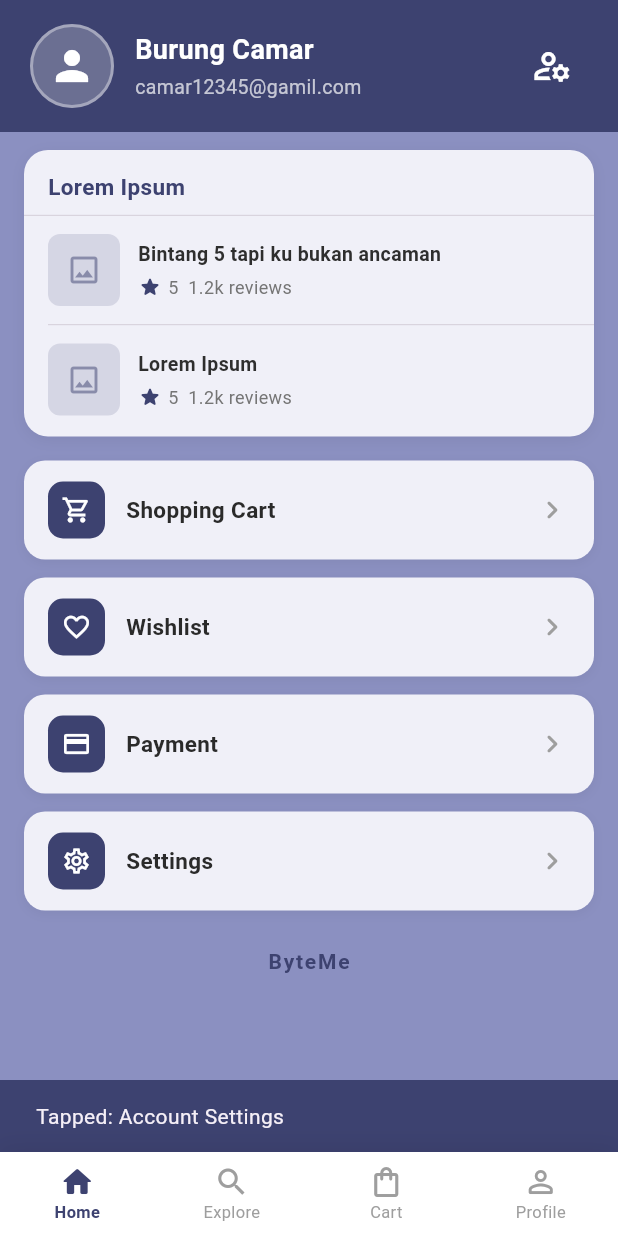
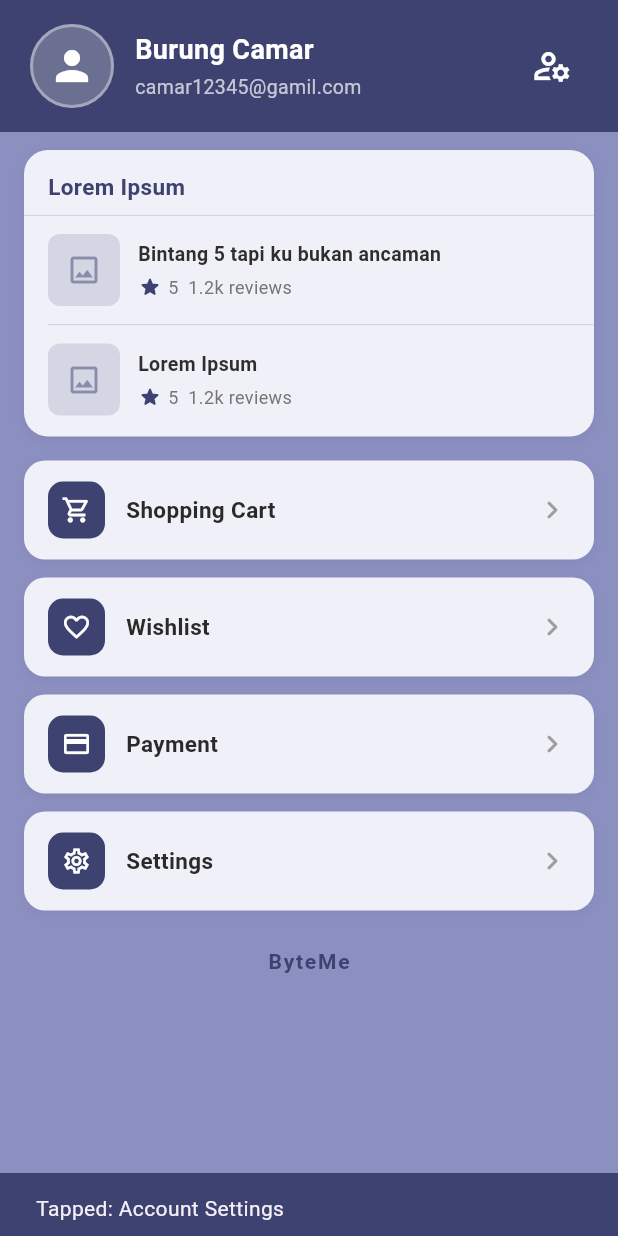
Before and after one commit to chiquixs/byteme_digital_marketplace, a Flutter app: the _ProfilePageContent widget shown alone on an empty page, opened directly, after a tap on the "manage accounts" icon, on a phone screen of 412 x 824 dp. Run offline on Flutter 3.47's test engine with Material 3 defaults, Android fonts, the phone set to English and light mode, and no system bars.

Commit message:
commit kematian

```diff
--- a/lib/main.dart
+++ b/lib/main.dart
@@ -1,4 +1,5 @@
 import 'package:flutter/material.dart';
+import 'views/home/home_page.dart';
 
 void main() {
   runApp(const MyApp());
@@ -10,26 +11,11 @@ class MyApp extends StatelessWidget {
   @override
   Widget build(BuildContext context) {
     return MaterialApp(
-      title: 'Flutter Demo',
+      title: 'ByteMe Digital Marketplace',
       theme: ThemeData(
-        // This is the theme of your application.
-        //
-        // TRY THIS: Try running your application with "flutter run". You'll see
-        // the application has a purple toolbar. Then, without quitting the app,
-        // try changing the seedColor in the colorScheme below to Colors.green
-        // and then invoke "hot reload" (save your changes or press the "hot
-        // reload" button in a Flutter-supported IDE, or press "r" if you used
-        // the command line to start the app).
-        //
-        // Notice that the counter didn't reset back to zero; the application
-        // state is not lost during the reload. To reset the state, use hot
-        // restart instead.
-        //
-        // This works for code too, not just values: Most code changes can be
-        // tested with just a hot reload.
         colorScheme: ColorScheme.fromSeed(seedColor: Colors.deepPurple),
       ),
-      home: const MyHomePage(title: 'Flutter Demo Home Page'),
+      home: const HomePage(),
     );
   }
 }
--- a/lib/views/home/home_page.dart
+++ b/lib/views/home/home_page.dart
@@ -1,4 +1,5 @@
 import 'package:flutter/material.dart';
+import '../profile/profile_page.dart';
 
 // ============================================================
 // HOME PAGE - Digital Product Marketplace
@@ -89,8 +90,7 @@ class _HomePageState extends State<HomePage> {
               label,
               style: TextStyle(
                 fontSize: 11,
-                fontWeight:
-                    isSelected ? FontWeight.w600 : FontWeight.w400,
+                fontWeight: isSelected ? FontWeight.w600 : FontWeight.w400,
                 color: isSelected
                     ? const Color(0xFF6B7FD7)
                     : const Color(0xFFB0B8CC),
@@ -207,11 +207,8 @@ class HomeContent extends StatelessWidget {
               width: 48,
               height: 48,
               fit: BoxFit.cover,
-              errorBuilder: (_, __, ___) => const Icon(
-                Icons.person,
-                color: Color(0xFF6B7FD7),
-                size: 28,
-              ),
+              errorBuilder: (_, __, ___) =>
+                  const Icon(Icons.person, color: Color(0xFF6B7FD7), size: 28),
             ),
           ),
         ),
@@ -258,11 +255,7 @@ class HomeContent extends StatelessWidget {
               ),
             ],
           ),
-          child: const Icon(
-            Icons.favorite,
-            color: Color(0xFFFF4D67),
-            size: 22,
-          ),
+          child: const Icon(Icons.favorite, color: Color(0xFFFF4D67), size: 22),
         ),
       ],
     );
@@ -305,11 +298,7 @@ class HomeContent extends StatelessWidget {
               ),
             ),
           ),
-          Container(
-            width: 1,
-            height: 24,
-            color: const Color(0xFFE8ECF4),
-          ),
+          Container(width: 1, height: 24, color: const Color(0xFFE8ECF4)),
           const SizedBox(width: 14),
           const Icon(Icons.tune, color: Color(0xFF6B7FD7), size: 22),
           const SizedBox(width: 16),
@@ -417,17 +406,16 @@ class HomeContent extends StatelessWidget {
                   icon: const Icon(Icons.shopping_bag_outlined, size: 16),
                   label: const Text(
                     'Shop Now',
-                    style: TextStyle(
-                      fontSize: 13,
-                      fontWeight: FontWeight.w600,
-                    ),
+                    style: TextStyle(fontSize: 13, fontWeight: FontWeight.w600),
                   ),
                   style: ElevatedButton.styleFrom(
                     backgroundColor: Colors.white,
                     foregroundColor: const Color(0xFF6B7FD7),
                     elevation: 0,
                     padding: const EdgeInsets.symmetric(
-                        horizontal: 16, vertical: 8),
+                      horizontal: 16,
+                      vertical: 8,
+                    ),
                     shape: RoundedRectangleBorder(
                       borderRadius: BorderRadius.circular(10),
                     ),
@@ -475,8 +463,7 @@ class HomeContent extends StatelessWidget {
   // ----------------------------------------------------------
   // PRODUCT CARD
   // ----------------------------------------------------------
-  Widget _buildProductCard(
-      Map<String, dynamic> product, BuildContext context) {
+  Widget _buildProductCard(Map<String, dynamic> product, BuildContext context) {
     return Container(
       decoration: BoxDecoration(
         color: Colors.white,
@@ -495,8 +482,9 @@ class HomeContent extends StatelessWidget {
           // Gambar produk — Expanded agar mengisi ruang tanpa overflow
           Expanded(
             child: ClipRRect(
-              borderRadius:
-                  const BorderRadius.vertical(top: Radius.circular(16)),
+              borderRadius: const BorderRadius.vertical(
+                top: Radius.circular(16),
+              ),
               child: SizedBox(
                 width: double.infinity,
                 child: Image.asset(
@@ -530,8 +518,7 @@ class HomeContent extends StatelessWidget {
           ),
           // Info produk
           Padding(
-            padding:
-                const EdgeInsets.symmetric(horizontal: 10, vertical: 8),
+            padding: const EdgeInsets.symmetric(horizontal: 10, vertical: 8),
             child: Column(
               crossAxisAlignment: CrossAxisAlignment.start,
               children: [
@@ -580,7 +567,8 @@ class HomeContent extends StatelessWidget {
                       ScaffoldMessenger.of(context).showSnackBar(
                         SnackBar(
                           content: Text(
-                              '${product['title']} ditambahkan ke keranjang!'),
+                            '${product['title']} ditambahkan ke keranjang!',
+                          ),
                           duration: const Duration(seconds: 2),
                           backgroundColor: const Color(0xFF6B7FD7),
                           behavior: SnackBarBehavior.floating,
@@ -620,11 +608,17 @@ class HomeContent extends StatelessWidget {
         if (i < rating.floor()) {
           return const Icon(Icons.star, color: Color(0xFFFFB800), size: 12);
         } else if (i < rating) {
-          return const Icon(Icons.star_half,
-              color: Color(0xFFFFB800), size: 12);
+          return const Icon(
+            Icons.star_half,
+            color: Color(0xFFFFB800),
+            size: 12,
+          );
         } else {
-          return const Icon(Icons.star_border,
-              color: Color(0xFFD0D5E8), size: 12);
+          return const Icon(
+            Icons.star_border,
+            color: Color(0xFFD0D5E8),
+            size: 12,
+          );
         }
       }),
     );
@@ -683,8 +677,11 @@ class CartPage extends StatelessWidget {
         child: Column(
           mainAxisAlignment: MainAxisAlignment.center,
           children: [
-            Icon(Icons.shopping_bag_rounded,
-                size: 64, color: Color(0xFF6B7FD7)),
+            Icon(
+              Icons.shopping_bag_rounded,
+              size: 64,
+              color: Color(0xFF6B7FD7),
+            ),
             SizedBox(height: 16),
             Text(
               'Keranjang',
@@ -705,40 +702,3 @@ class CartPage extends StatelessWidget {
     );
   }
 }
-
-// ============================================================
-// PROFILE PAGE - Halaman Profil (placeholder)
-// Pindahkan ke: lib/views/profile/profile_page.dart
-// ============================================================
-class ProfilePage extends StatelessWidget {
-  const ProfilePage({super.key});
-
-  @override
-  Widget build(BuildContext context) {
-    return const Scaffold(
-      backgroundColor: Color(0xFFF0F2F8),
-      body: Center(
-        child: Column(
-          mainAxisAlignment: MainAxisAlignment.center,
-          children: [
-            Icon(Icons.person_rounded, size: 64, color: Color(0xFF6B7FD7)),
-            SizedBox(height: 16),
-            Text(
-              'Profil',
-              style: TextStyle(
-                fontSize: 22,
-                fontWeight: FontWeight.w700,
-                color: Color(0xFF1A1D2E),
-              ),
-            ),
-            SizedBox(height: 8),
-            Text(
-              'Kelola akun dan pengaturanmu',
-              style: TextStyle(color: Color(0xFF9098B1)),
-            ),
-          ],
-        ),
-      ),
-    );
-  }
-}
--- a/lib/views/profile/profile_page.dart
+++ b/lib/views/profile/profile_page.dart
@@ -17,8 +17,6 @@ class _ProfilePageContent extends StatefulWidget {
 }
 
 class _ProfilePageContentState extends State<_ProfilePageContent> {
-  int _selectedIndex = 3; // Profile tab is active by default
-
   // --- Color Palette (from mockup) ---
   static const Color _bgDark = Color(0xFF3D4270);
   static const Color _bgLight = Color(0xFF8B90C1);
@@ -28,53 +26,11 @@ class _ProfilePageContentState extends State<_ProfilePageContent> {
   static const Color _iconBg = Color(0xFF3D4270);
   static const Color _starColor = Color(0xFF3D4270);
 
-  void _onItemTapped(int index) {
-    setState(() {
-      _selectedIndex = index;
-    });
-
-    // Navigation logic — swap these with your actual routes/pages
-    switch (index) {
-      case 0:
-        // Navigate to Home
-        // Navigator.pushReplacementNamed(context, '/home');
-        ScaffoldMessenger.of(context).showSnackBar(
-          _snackBar('Navigating to Home'),
-        );
-        break;
-      case 1:
-        // Navigate to Explore
-        // Navigator.pushReplacementNamed(context, '/explore');
-        ScaffoldMessenger.of(context).showSnackBar(
-          _snackBar('Navigating to Explore'),
-        );
-        break;
-      case 2:
-        // Navigate to Cart
-        // Navigator.pushReplacementNamed(context, '/cart');
-        ScaffoldMessenger.of(context).showSnackBar(
-          _snackBar('Navigating to Cart'),
-        );
-        break;
-      case 3:
-        // Already on Profile
-        break;
-    }
-  }
-
-  SnackBar _snackBar(String message) {
-    return SnackBar(
-      content: Text(message),
-      duration: const Duration(milliseconds: 800),
-      backgroundColor: _accentBlue,
-    );
-  }
-
   @override
   Widget build(BuildContext context) {
-    return Scaffold(
-      backgroundColor: _bgLight,
-      body: SafeArea(
+    return Container(
+      color: _bgLight,
+      child: SafeArea(
         child: Column(
           children: [
             // ── Header ──────────────────────────────────────────────────────
@@ -83,7 +39,10 @@ class _ProfilePageContentState extends State<_ProfilePageContent> {
             // ── Scrollable body ─────────────────────────────────────────────
             Expanded(
               child: SingleChildScrollView(
-                padding: const EdgeInsets.symmetric(horizontal: 16, vertical: 12),
+                padding: const EdgeInsets.symmetric(
+                  horizontal: 16,
+                  vertical: 12,
+                ),
                 child: Column(
                   crossAxisAlignment: CrossAxisAlignment.start,
                   children: [
@@ -139,9 +98,6 @@ class _ProfilePageContentState extends State<_ProfilePageContent> {
           ],
         ),
       ),
-
-      // ── Bottom Navigation Bar ──────────────────────────────────────────────
-      bottomNavigationBar: _buildBottomNav(),
     );
   }
 
@@ -191,7 +147,11 @@ class _ProfilePageContentState extends State<_ProfilePageContent> {
 
           // Account icon button
           IconButton(
-            icon: const Icon(Icons.manage_accounts_outlined, color: _white, size: 28),
+            icon: const Icon(
+              Icons.manage_accounts_outlined,
+              color: _white,
+              size: 28,
+            ),
             onPressed: () => _showMenuSnack('Account Settings'),
           ),
         ],
@@ -212,7 +172,7 @@ class _ProfilePageContentState extends State<_ProfilePageContent> {
             color: Colors.black.withOpacity(0.06),
             blurRadius: 8,
             offset: const Offset(0, 2),
-          )
+          ),
         ],
       ),
       child: Column(
@@ -270,7 +230,10 @@ class _ProfilePageContentState extends State<_ProfilePageContent> {
               color: _accentBlue.withOpacity(0.15),
               borderRadius: BorderRadius.circular(8),
             ),
-            child: Icon(Icons.image_outlined, color: _accentBlue.withOpacity(0.5)),
+            child: Icon(
+              Icons.image_outlined,
+              color: _accentBlue.withOpacity(0.5),
+            ),
           ),
           const SizedBox(width: 12),
 
@@ -294,10 +257,7 @@ class _ProfilePageContentState extends State<_ProfilePageContent> {
                     const SizedBox(width: 4),
                     Text(
                       '$rating  $reviews',
-                      style: TextStyle(
-                        fontSize: 12,
-                        color: Colors.grey[600],
-                      ),
+                      style: TextStyle(fontSize: 12, color: Colors.grey[600]),
                     ),
                   ],
                 ),
@@ -328,7 +288,7 @@ class _ProfilePageContentState extends State<_ProfilePageContent> {
               color: Colors.black.withOpacity(0.05),
               blurRadius: 6,
               offset: const Offset(0, 2),
-            )
+            ),
           ],
         ),
         padding: const EdgeInsets.symmetric(horizontal: 16, vertical: 14),
@@ -367,58 +327,6 @@ class _ProfilePageContentState extends State<_ProfilePageContent> {
   }
 
   // ─────────────────────────────────────────────────────────────────────────
-  // Bottom Navigation Bar
-  // ─────────────────────────────────────────────────────────────────────────
-  Widget _buildBottomNav() {
-    return Container(
-      decoration: BoxDecoration(
-        color: _white,
-        boxShadow: [
-          BoxShadow(
-            color: Colors.black.withOpacity(0.08),
-            blurRadius: 12,
-            offset: const Offset(0, -2),
-          )
-        ],
-      ),
-      child: BottomNavigationBar(
-        currentIndex: _selectedIndex,
-        onTap: _onItemTapped,
-        type: BottomNavigationBarType.fixed,
-        backgroundColor: _white,
-        selectedItemColor: _accentBlue,
-        unselectedItemColor: Colors.grey,
-        selectedFontSize: 11,
-        unselectedFontSize: 11,
-        selectedLabelStyle: const TextStyle(fontWeight: FontWeight.w600),
-        elevation: 0,
-        items: const [
-          BottomNavigationBarItem(
-            icon: Icon(Icons.home_outlined),
-            activeIcon: Icon(Icons.home_rounded),
-            label: 'Home',
-          ),
-          BottomNavigationBarItem(
-            icon: Icon(Icons.search_outlined),
-            activeIcon: Icon(Icons.search_rounded),
-            label: 'Explore',
-          ),
-          BottomNavigationBarItem(
-            icon: Icon(Icons.shopping_bag_outlined),
-            activeIcon: Icon(Icons.shopping_bag_rounded),
-            label: 'Cart',
-          ),
-          BottomNavigationBarItem(
-            icon: Icon(Icons.person_outline_rounded),
-            activeIcon: Icon(Icons.person_rounded),
-            label: 'Profile',
-          ),
-        ],
-      ),
-    );
-  }
-
-  // ─────────────────────────────────────────────────────────────────────────
   // Helper
   // ─────────────────────────────────────────────────────────────────────────
   void _showMenuSnack(String label) {
```
